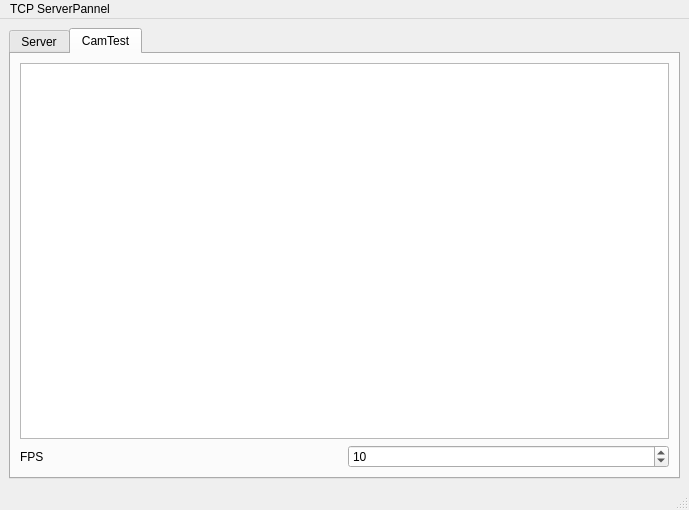
The window that src/mainwindow.ui (TibaudoRomain/EchoBot) describes before a commit, drawn with Qt 5.
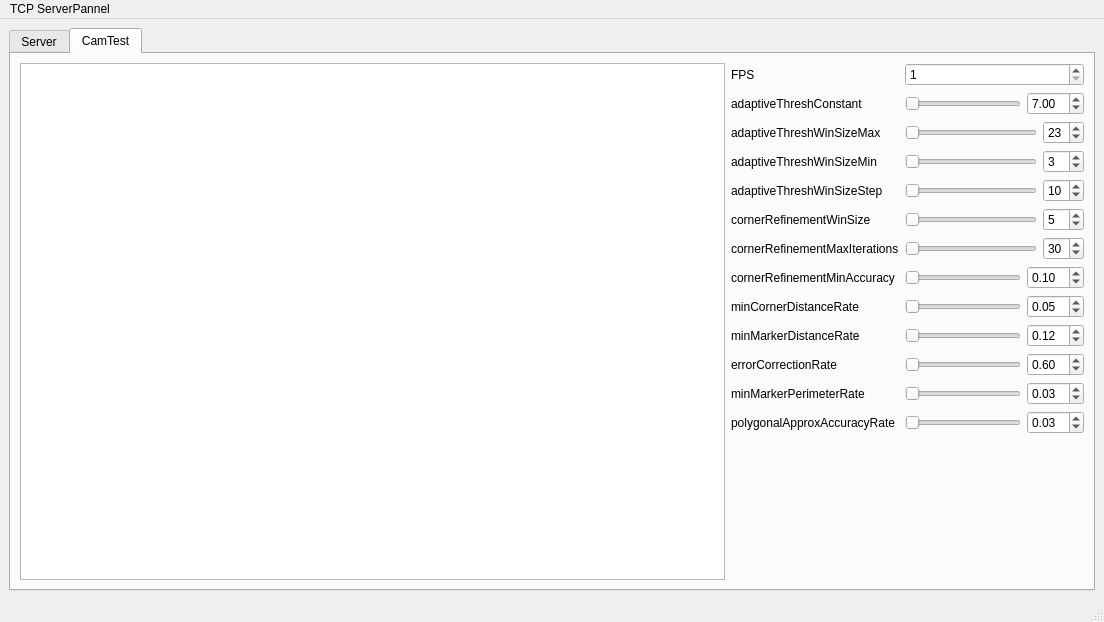
The same window after the commit. The open tabs and pages were chosen to show the change.

```diff
--- a/src/mainwindow.ui
+++ b/src/mainwindow.ui
@@ -6,8 +6,8 @@
    <rect>
     <x>0</x>
     <y>0</y>
-    <width>689</width>
-    <height>510</height>
+    <width>1104</width>
+    <height>622</height>
    </rect>
   </property>
   <property name="windowTitle">
@@ -91,29 +91,333 @@
        </attribute>
        <layout class="QVBoxLayout" name="verticalLayout_4">
         <item>
-         <widget class="QGraphicsView" name="image"/>
-        </item>
-        <item>
-         <layout class="QHBoxLayout" name="horizontalLayout_2">
+         <layout class="QHBoxLayout" name="horizontalLayout_2" stretch="2,1">
           <item>
-           <widget class="QLabel" name="label">
-            <property name="text">
-             <string>FPS</string>
-            </property>
-           </widget>
+           <widget class="QGraphicsView" name="image"/>
           </item>
           <item>
-           <widget class="QSpinBox" name="fps">
-            <property name="minimum">
-             <number>1</number>
-            </property>
-            <property name="maximum">
-             <number>60</number>
-            </property>
-            <property name="value">
-             <number>10</number>
-            </property>
-           </widget>
+           <layout class="QFormLayout" name="formLayout">
+            <item row="0" column="0">
+             <widget class="QLabel" name="label">
+              <property name="text">
+               <string>FPS</string>
+              </property>
+             </widget>
+            </item>
+            <item row="0" column="1">
+             <widget class="QSpinBox" name="fps">
+              <property name="minimum">
+               <number>1</number>
+              </property>
+              <property name="maximum">
+               <number>60</number>
+              </property>
+              <property name="value">
+               <number>1</number>
+              </property>
+             </widget>
+            </item>
+            <item row="1" column="0">
+             <widget class="QLabel" name="adaptiveThreshConstant">
+              <property name="text">
+               <string>adaptiveThreshConstant</string>
+              </property>
+             </widget>
+            </item>
+            <item row="1" column="1">
+             <layout class="QHBoxLayout" name="horizontalLayout_4">
+              <item>
+               <widget class="QSlider" name="adaptiveThreshConstant_s">
+                <property name="orientation">
+                 <enum>Qt::Orientation::Horizontal</enum>
+                </property>
+               </widget>
+              </item>
+              <item>
+               <widget class="QDoubleSpinBox" name="adaptiveThreshConstant_v">
+                <property name="value">
+                 <double>7.000000000000000</double>
+                </property>
+               </widget>
+              </item>
+             </layout>
+            </item>
+            <item row="2" column="0">
+             <widget class="QLabel" name="adaptiveThreshWinSizeMax">
+              <property name="text">
+               <string>adaptiveThreshWinSizeMax</string>
+              </property>
+             </widget>
+            </item>
+            <item row="2" column="1">
+             <layout class="QHBoxLayout" name="horizontalLayout_3">
+              <item>
+               <widget class="QSlider" name="adaptiveThreshWinSizeMax_s">
+                <property name="orientation">
+                 <enum>Qt::Orientation::Horizontal</enum>
+                </property>
+               </widget>
+              </item>
+              <item>
+               <widget class="QSpinBox" name="adaptiveThreshWinSizeMax_v">
+                <property name="value">
+                 <number>23</number>
+                </property>
+               </widget>
+              </item>
+             </layout>
+            </item>
+            <item row="3" column="0">
+             <widget class="QLabel" name="adaptiveThreshWinSizeMin">
+              <property name="text">
+               <string>adaptiveThreshWinSizeMin</string>
+              </property>
+             </widget>
+            </item>
+            <item row="3" column="1">
+             <layout class="QHBoxLayout" name="horizontalLayout_5">
+              <item>
+               <widget class="QSlider" name="adaptiveThreshWinSizeMin_s">
+                <property name="orientation">
+                 <enum>Qt::Orientation::Horizontal</enum>
+                </property>
+               </widget>
+              </item>
+              <item>
+               <widget class="QSpinBox" name="adaptiveThreshWinSizeMin_v">
+                <property name="value">
+                 <number>3</number>
+                </property>
+               </widget>
+              </item>
+             </layout>
+            </item>
+            <item row="4" column="0">
+             <widget class="QLabel" name="adaptiveThreshWinSizeStep">
+              <property name="text">
+               <string>adaptiveThreshWinSizeStep</string>
+              </property>
+             </widget>
+            </item>
+            <item row="4" column="1">
+             <layout class="QHBoxLayout" name="horizontalLayout_6">
+              <item>
+               <widget class="QSlider" name="adaptiveThreshWinSizeStep_s">
+                <property name="orientation">
+                 <enum>Qt::Orientation::Horizontal</enum>
+                </property>
+               </widget>
+              </item>
+              <item>
+               <widget class="QSpinBox" name="adaptiveThreshWinSizeStep_v">
+                <property name="value">
+                 <number>10</number>
+                </property>
+               </widget>
+              </item>
+             </layout>
+            </item>
+            <item row="5" column="0">
+             <widget class="QLabel" name="cornerRefinementWinSize">
+              <property name="text">
+               <string>cornerRefinementWinSize</string>
+              </property>
+             </widget>
+            </item>
+            <item row="5" column="1">
+             <layout class="QHBoxLayout" name="horizontalLayout_8">
+              <item>
+               <widget class="QSlider" name="cornerRefinementWinSize_s">
+                <property name="orientation">
+                 <enum>Qt::Orientation::Horizontal</enum>
+                </property>
+               </widget>
+              </item>
+              <item>
+               <widget class="QSpinBox" name="cornerRefinementWinSize_v">
+                <property name="value">
+                 <number>5</number>
+                </property>
+               </widget>
+              </item>
+             </layout>
+            </item>
+            <item row="7" column="1">
+             <layout class="QHBoxLayout" name="horizontalLayout_14">
+              <item>
+               <widget class="QSlider" name="cornerRefinementMinAccuracy_s">
+                <property name="orientation">
+                 <enum>Qt::Orientation::Horizontal</enum>
+                </property>
+               </widget>
+              </item>
+              <item>
+               <widget class="QDoubleSpinBox" name="cornerRefinementMinAccuracy_v">
+                <property name="value">
+                 <double>0.100000000000000</double>
+                </property>
+               </widget>
+              </item>
+             </layout>
+            </item>
+            <item row="8" column="0">
+             <widget class="QLabel" name="minCornerDistanceRate">
+              <property name="text">
+               <string>minCornerDistanceRate</string>
+              </property>
+             </widget>
+            </item>
+            <item row="8" column="1">
+             <layout class="QHBoxLayout" name="horizontalLayout_7">
+              <item>
+               <widget class="QSlider" name="minCornerDistanceRate_s">
+                <property name="orientation">
+                 <enum>Qt::Orientation::Horizontal</enum>
+                </property>
+               </widget>
+              </item>
+              <item>
+               <widget class="QDoubleSpinBox" name="minCornerDistanceRate_v">
+                <property name="value">
+                 <double>0.050000000000000</double>
+                </property>
+               </widget>
+              </item>
+             </layout>
+            </item>
+            <item row="6" column="1">
+             <layout class="QHBoxLayout" name="horizontalLayout_13">
+              <item>
+               <widget class="QSlider" name="cornerRefinementMaxIterations_s">
+                <property name="orientation">
+                 <enum>Qt::Orientation::Horizontal</enum>
+                </property>
+               </widget>
+              </item>
+              <item>
+               <widget class="QSpinBox" name="cornerRefinementMaxIterations_v">
+                <property name="value">
+                 <number>30</number>
+                </property>
+               </widget>
+              </item>
+             </layout>
+            </item>
+            <item row="7" column="0">
+             <widget class="QLabel" name="cornerRefinementMinAccuracy">
+              <property name="text">
+               <string>cornerRefinementMinAccuracy</string>
+              </property>
+             </widget>
+            </item>
+            <item row="6" column="0">
+             <widget class="QLabel" name="cornerRefinementMaxIterations">
+              <property name="text">
+               <string>cornerRefinementMaxIterations</string>
+              </property>
+             </widget>
+            </item>
+            <item row="9" column="0">
+             <widget class="QLabel" name="minMarkerDistanceRate">
+              <property name="text">
+               <string>minMarkerDistanceRate</string>
+              </property>
+             </widget>
+            </item>
+            <item row="12" column="0">
+             <widget class="QLabel" name="label_12">
+              <property name="text">
+               <string>polygonalApproxAccuracyRate</string>
+              </property>
+             </widget>
+            </item>
+            <item row="11" column="0">
+             <widget class="QLabel" name="label_11">
+              <property name="text">
+               <string>minMarkerPerimeterRate</string>
+              </property>
+             </widget>
+            </item>
+            <item row="10" column="0">
+             <widget class="QLabel" name="label_10">
+              <property name="text">
+               <string>errorCorrectionRate</string>
+              </property>
+             </widget>
+            </item>
+            <item row="9" column="1">
+             <layout class="QHBoxLayout" name="horizontalLayout_9">
+              <item>
+               <widget class="QSlider" name="minMarkerDistanceRate_s">
+                <property name="orientation">
+                 <enum>Qt::Orientation::Horizontal</enum>
+                </property>
+               </widget>
+              </item>
+              <item>
+               <widget class="QDoubleSpinBox" name="minMarkerDistanceRate_v">
+                <property name="value">
+                 <double>0.120000000000000</double>
+                </property>
+               </widget>
+              </item>
+             </layout>
+            </item>
+            <item row="10" column="1">
+             <layout class="QHBoxLayout" name="horizontalLayout_12">
+              <item>
+               <widget class="QSlider" name="errorCorrectionRate_s">
+                <property name="orientation">
+                 <enum>Qt::Orientation::Horizontal</enum>
+                </property>
+               </widget>
+              </item>
+              <item>
+               <widget class="QDoubleSpinBox" name="errorCorrectionRate_v">
+                <property name="value">
+                 <double>0.600000000000000</double>
+                </property>
+               </widget>
+              </item>
+             </layout>
+            </item>
+            <item row="11" column="1">
+             <layout class="QHBoxLayout" name="horizontalLayout_10">
+              <item>
+               <widget class="QSlider" name="minMarkerPerimeterRate_s">
+                <property name="orientation">
+                 <enum>Qt::Orientation::Horizontal</enum>
+                </property>
+               </widget>
+              </item>
+              <item>
+               <widget class="QDoubleSpinBox" name="minMarkerPerimeterRate_v">
+                <property name="value">
+                 <double>0.030000000000000</double>
+                </property>
+               </widget>
+              </item>
+             </layout>
+            </item>
+            <item row="12" column="1">
+             <layout class="QHBoxLayout" name="horizontalLayout_11">
+              <item>
+               <widget class="QSlider" name="polygonalApproxAccuracyRate_s">
+                <property name="orientation">
+                 <enum>Qt::Orientation::Horizontal</enum>
+                </property>
+               </widget>
+              </item>
+              <item>
+               <widget class="QDoubleSpinBox" name="polygonalApproxAccuracyRate_v">
+                <property name="value">
+                 <double>0.030000000000000</double>
+                </property>
+               </widget>
+              </item>
+             </layout>
+            </item>
+           </layout>
           </item>
          </layout>
         </item>
@@ -128,7 +432,7 @@
     <rect>
      <x>0</x>
      <y>0</y>
-     <width>689</width>
+     <width>1104</width>
      <height>25</height>
     </rect>
    </property>
```
